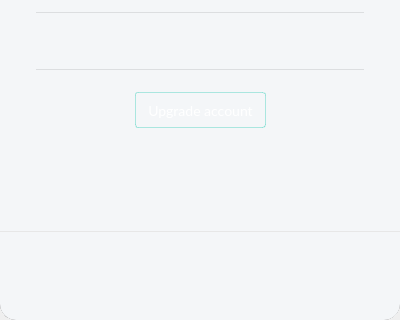
The window that src/MEGASync/gui/macx/InfoDialog.ui (meganz/MEGAsync) describes before a commit, drawn with Qt 5; both pictures show x 0 to 400 and y 256 to 576 of the 400 by 576 pixel window.
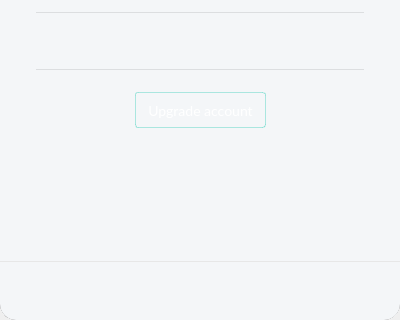
The same window after the commit. Icons and pictures are not drawn. Custom widgets are drawn as their Qt base class.

Commit message: Remove wBlocked and related UI elements. No needed anymore.

The edit to the form file:
```diff
--- a/src/MEGASync/gui/macx/InfoDialog.ui
+++ b/src/MEGASync/gui/macx/InfoDialog.ui
@@ -3690,69 +3690,6 @@
             <property name="bottomMargin">
              <number>0</number>
             </property>
-            <item>
-             <widget class="QWidget" name="wBlocked" native="true">
-              <property name="sizePolicy">
-               <sizepolicy hsizetype="Preferred" vsizetype="Fixed">
-                <horstretch>0</horstretch>
-                <verstretch>0</verstretch>
-               </sizepolicy>
-              </property>
-              <property name="minimumSize">
-               <size>
-                <width>0</width>
-                <height>30</height>
-               </size>
-              </property>
-              <property name="maximumSize">
-               <size>
-                <width>16777215</width>
-                <height>30</height>
-               </size>
-              </property>
-              <property name="styleSheet">
-               <string notr="true"/>
-              </property>
-              <layout class="QHBoxLayout" name="horizontalLayout_12">
-               <property name="spacing">
-                <number>0</number>
-               </property>
-               <property name="leftMargin">
-                <number>3</number>
-               </property>
-               <property name="topMargin">
-                <number>6</number>
-               </property>
-               <property name="rightMargin">
-                <number>3</number>
-               </property>
-               <property name="bottomMargin">
-                <number>6</number>
-               </property>
-               <item>
-                <widget class="QLabel" name="lSDKblock">
-                 <property name="styleSheet">
-                  <string notr="true">#lSDKblock
-{
-	color: #333333;
-  font-family: &quot;Lato&quot;;
-  font-size: 13px;
-}</string>
-                 </property>
-                 <property name="text">
-                  <string/>
-                 </property>
-                 <property name="alignment">
-                  <set>Qt::AlignCenter</set>
-                 </property>
-                 <property name="openExternalLinks">
-                  <bool>true</bool>
-                 </property>
-                </widget>
-               </item>
-              </layout>
-             </widget>
-            </item>
             <item>
              <widget class="QWidget" name="wBottom" native="true">
               <property name="sizePolicy">
```
The commit also changes 1 other file.
